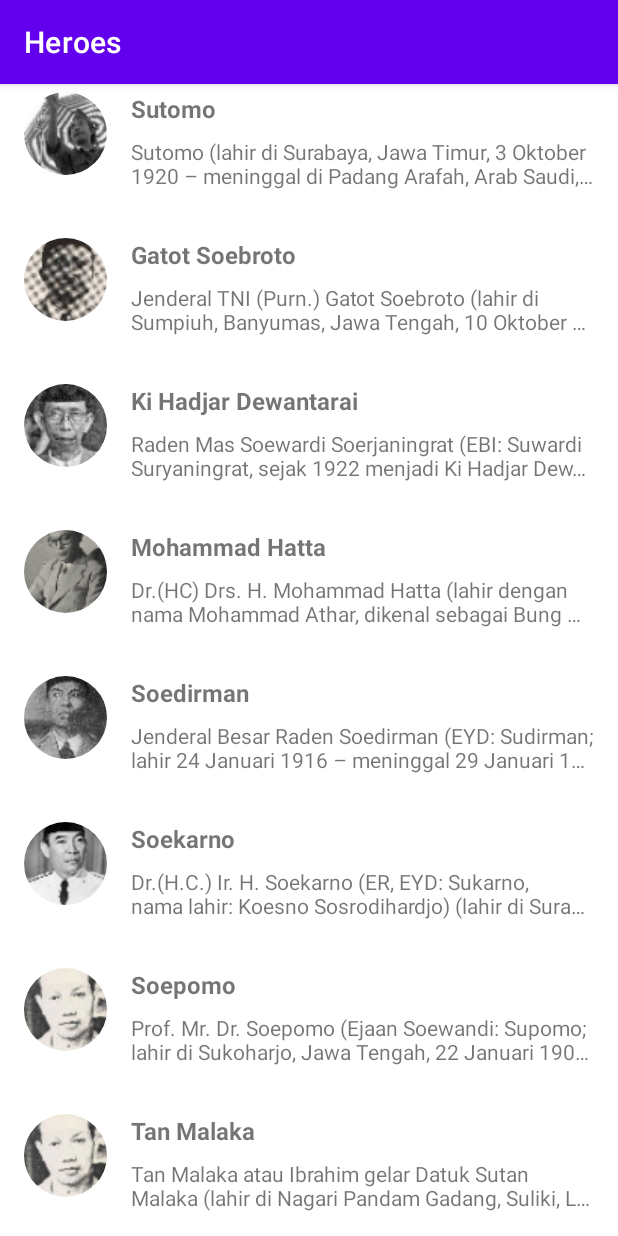
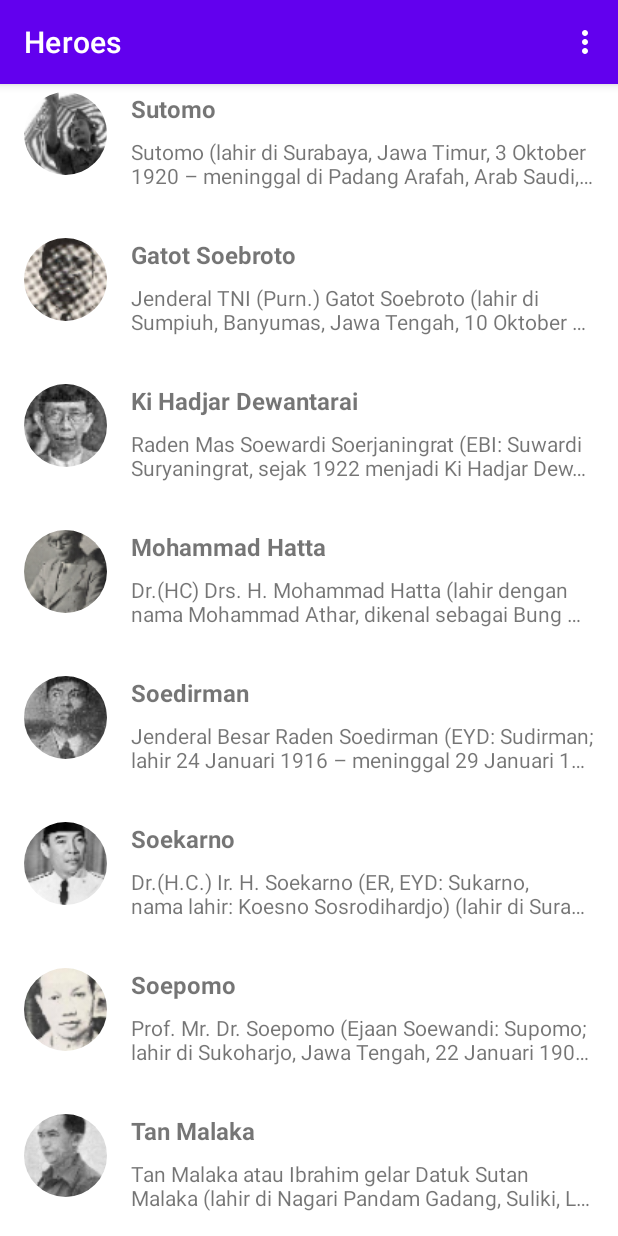
Before and after one commit to gonexwind/heroes_kotlin, an Android app: the screen it shows after launch (MainActivity), scrolled down 205 dp, on a phone screen of 412 x 824 dp. Run offline under Robolectric (Android 15) with nearby library versions, the phone set to English and light mode, and no system bars; our stand-ins replace CircleImageView.

Commit message:
adding appbar action options menu

```diff
--- a/app/src/main/java/com/fikkyardianto/herokotlin/HeroesData.kt
+++ b/app/src/main/java/com/fikkyardianto/herokotlin/HeroesData.kt
@@ -37,7 +37,7 @@ object HeroesData {
         R.drawable.sudirman,
         R.drawable.sukarno,
         R.drawable.supomo,
-        R.drawable.supomo,
+        R.drawable.tan_malaka
     )
 
     val listData: ArrayList<Hero>
--- a/app/src/main/java/com/fikkyardianto/herokotlin/MainActivity.kt
+++ b/app/src/main/java/com/fikkyardianto/herokotlin/MainActivity.kt
@@ -2,6 +2,8 @@ package com.fikkyardianto.herokotlin
 
 import androidx.appcompat.app.AppCompatActivity
 import android.os.Bundle
+import android.view.Menu
+import android.view.MenuItem
 import androidx.recyclerview.widget.LinearLayoutManager
 import androidx.recyclerview.widget.RecyclerView
 
@@ -25,4 +27,23 @@ class MainActivity : AppCompatActivity() {
         val listHeroAdapter = ListHeroAdapter(list)
         rvHeroes.adapter = listHeroAdapter
     }
+
+    // adding appbar action option menu
+    override fun onCreateOptionsMenu(menu: Menu?): Boolean {
+        menuInflater.inflate(R.menu.menu_main, menu)
+        return super.onCreateOptionsMenu(menu)
+    }
+
+    override fun onOptionsItemSelected(item: MenuItem): Boolean {
+        setMode(item.itemId)
+        return super.onOptionsItemSelected(item)
+    }
+
+    private fun setMode(selectedMode: Int) {
+        when(selectedMode) {
+            R.id.action_list -> {}
+            R.id.action_grid -> {}
+            R.id.action_cardview -> {}
+        }
+    }
 }
--- /dev/null
+++ b/app/src/main/res/menu/menu_main.xml
@@ -0,0 +1,17 @@
+<?xml version="1.0" encoding="utf-8"?>
+<menu xmlns:android="http://schemas.android.com/apk/res/android"
+    xmlns:app="http://schemas.android.com/apk/res-auto">
+
+    <item
+        android:id="@+id/action_list"
+        android:title="@string/list"
+        app:showAsAction="never" />
+    <item
+        android:id="@+id/action_grid"
+        android:title="@string/grid"
+        app:showAsAction="never" />
+    <item
+        android:id="@+id/action_cardview"
+        android:title="@string/with_cardview"
+        app:showAsAction="never" />
+</menu>
--- a/app/src/main/res/values/strings.xml
+++ b/app/src/main/res/values/strings.xml
@@ -2,4 +2,9 @@
     <string name="app_name">Heroes</string>
     <string name="heroes_name">Nama Pahlawan</string>
     <string name="detail">Detail</string>
+    <string name="list">List</string>
+    <string name="grid">Grid</string>
+    <string name="with_cardview">with CardView</string>
+    <string name="favorite">Favorite</string>
+    <string name="share">Share</string>
 </resources>
```
